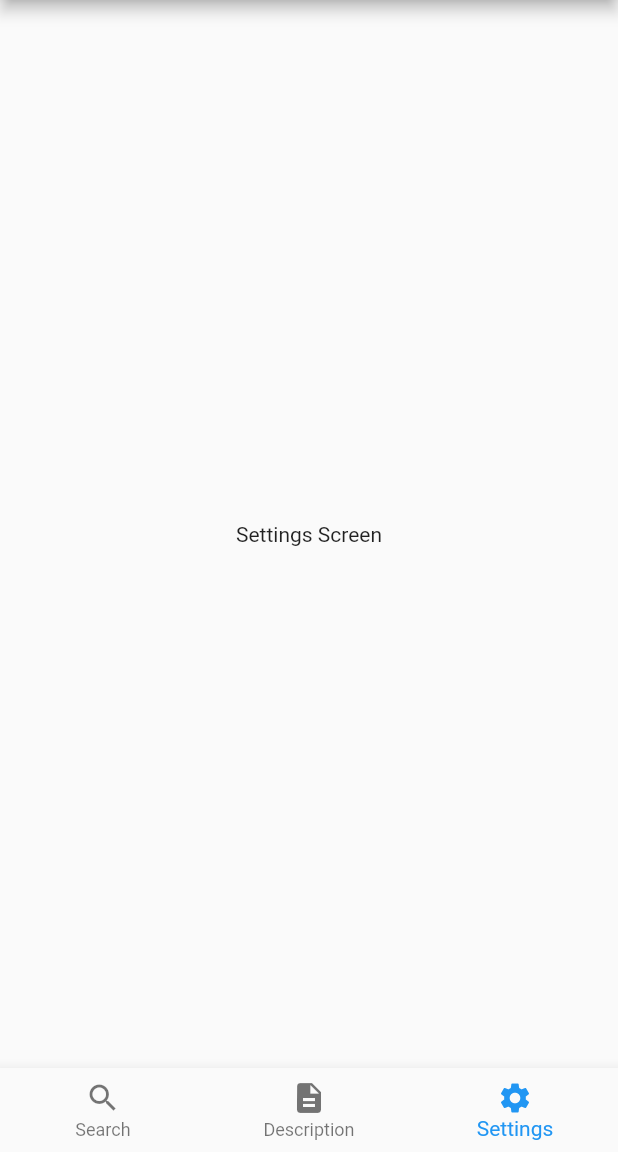
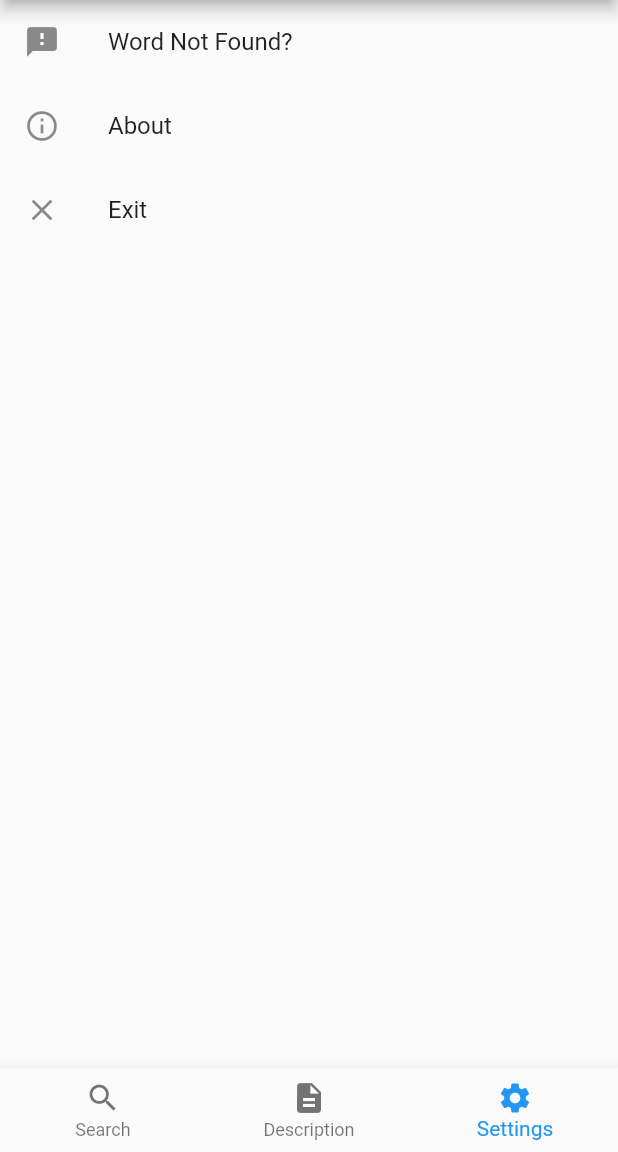
Before and after one commit to Galti/dictionary_mobile_app, a Flutter app: the screen it shows after launch, item 3 of the bottom bar chosen, on a phone screen of 412 x 824 dp, the part 84-1236 px from its top. Run offline on Flutter 3.47's test engine with Material 2 defaults, Android fonts, the phone set to English and light mode, and no system bars.

Commit message:
Add SettingsScreen UI

```diff
--- a/lib/screens/SettingsScreen.dart
+++ b/lib/screens/SettingsScreen.dart
@@ -1,12 +1,26 @@
-import 'package:flutter/cupertino.dart';
+import 'package:flutter/material.dart';
 
 class SettingsScreen extends StatelessWidget {
   @override
   Widget build(BuildContext context) {
-    return Container(
-      child: Center(
-        child: Text('Settings Screen'),
-      ),
+    return ListView(
+      children: <Widget>[
+        ListTile(
+          leading: Icon(Icons.feedback),
+          title: Text('Word Not Found?'),
+          onTap: () {},
+        ),
+        ListTile(
+          leading: Icon(Icons.info_outline),
+          title: Text('About'),
+          onTap: () {},
+        ),
+        ListTile(
+          leading: Icon(Icons.close),
+          title: Text('Exit'),
+          onTap: () {},
+        ),
+      ],
     );
   }
 }
```
